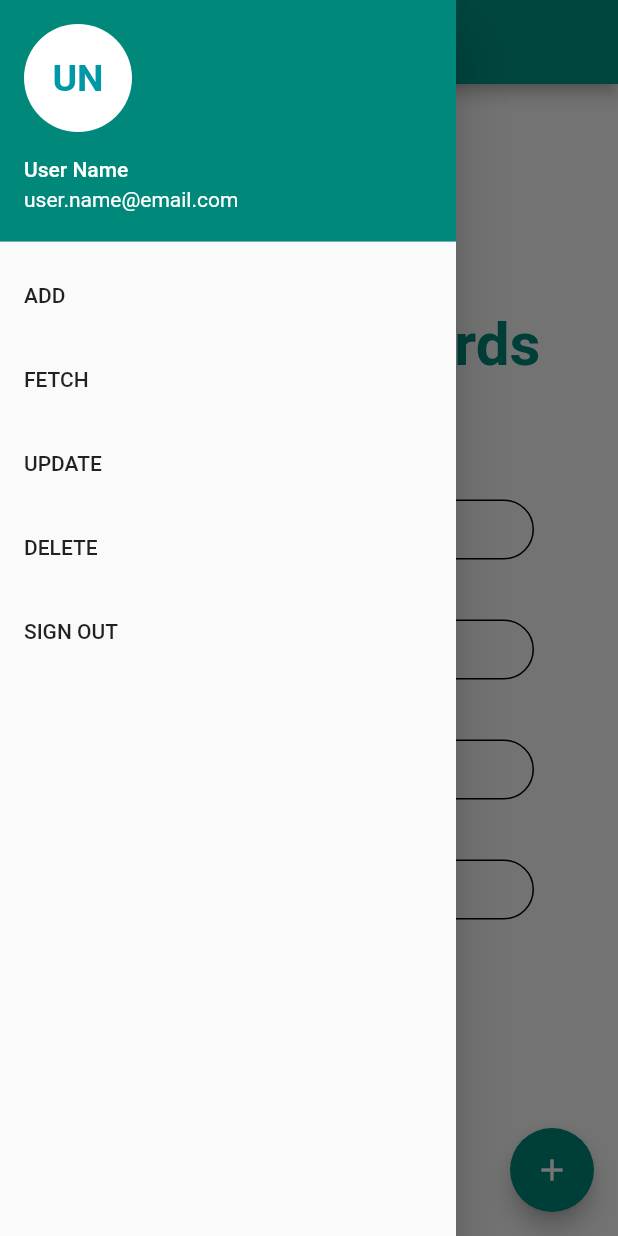
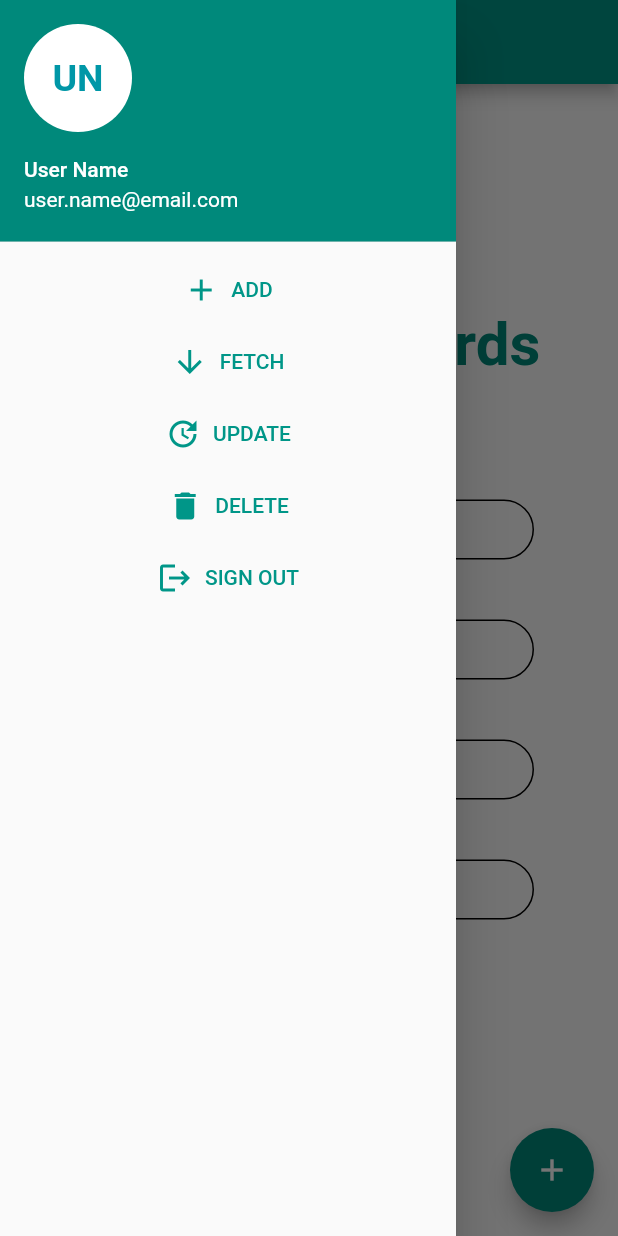
Before and after one commit to ioxvar/BEC-plugin, a Flutter app: the SideBar screen opened directly, with the side drawer open, on a phone screen of 412 x 824 dp. Run offline on Flutter 3.47's test engine with Material 2 defaults, Android fonts, the phone set to English and light mode, and no system bars; our stand-ins replace cloud_firestore, firebase_auth, firebase_core; accounts and stored records are empty; Roboto replaces fonts that are missing (Montserrat).

Commit message:
added icons

```diff
--- a/lib/home_page.dart
+++ b/lib/home_page.dart
@@ -32,28 +32,64 @@ class _SideBarState extends State<SideBar> {
     final drawerItems = ListView(
       children: <Widget>[
         drawerHeader,
-        ListTile(
+        /*ListTile(
           title: const Text('ADD'),
           onTap: () => Navigator.of(context).push(NewPage(1)),
+        ),*/
+        TextButton.icon(
+          onPressed: () {
+            Navigator.of(context).push(NewPage(1));
+          },
+          icon: Icon(Icons.add_sharp),
+          label: Text('ADD'),
         ),
-        ListTile(
+        /*ListTile(
           title: const Text('FETCH'),
           onTap: () => Navigator.of(context).push(NewPage(2)),
+        ),*/
+        TextButton.icon(
+          onPressed: () {
+            Navigator.of(context).push(NewPage(2));
+          },
+          icon: Icon(Icons.arrow_downward),
+          label: Text('FETCH'),
         ),
-        ListTile(
+        /*ListTile(
           title: const Text('UPDATE'),
           onTap: () => Navigator.of(context).push(NewPage(3)),
+        ),*/
+
+        TextButton.icon(
+          onPressed: () {
+            Navigator.of(context).push(NewPage(3));
+          },
+          icon: Icon(Icons.update_sharp),
+          label: Text('UPDATE'),
         ),
-        ListTile(
+        /*ListTile(
           title: const Text('DELETE'),
           onTap: () => Navigator.of(context).push(NewPage(4)),
+        ),*/
+        TextButton.icon(
+          onPressed: () {
+            Navigator.of(context).push(NewPage(4));
+          },
+          icon: Icon(Icons.delete),
+          label: Text('DELETE'),
         ),
-        ListTile(
+        /*ListTile(
           title: const Text('SIGN OUT'),
           onTap: () {
             context.read<AuthenticationService>().signOut();
           },
-        )
+        ),*/
+        TextButton.icon(
+          onPressed: () {
+            context.read<AuthenticationService>().signOut();
+          },
+          icon: Icon(Icons.logout),
+          label: Text('SIGN OUT'),
+        ),
       ],
     );
     return Scaffold(
--- a/lib/main.dart
+++ b/lib/main.dart
@@ -7,7 +7,7 @@ import 'package:provider/provider.dart';
 import 'package:becplugin/auth/authentication_service.dart';
 import './home_page.dart';
 import 'package:becplugin/auth/sign_in_page.dart';
-import './flutterfire.dart';
+import 'sys/flutterfire.dart';
 
 Future<void> main() async {
   WidgetsFlutterBinding.ensureInitialized();
```
